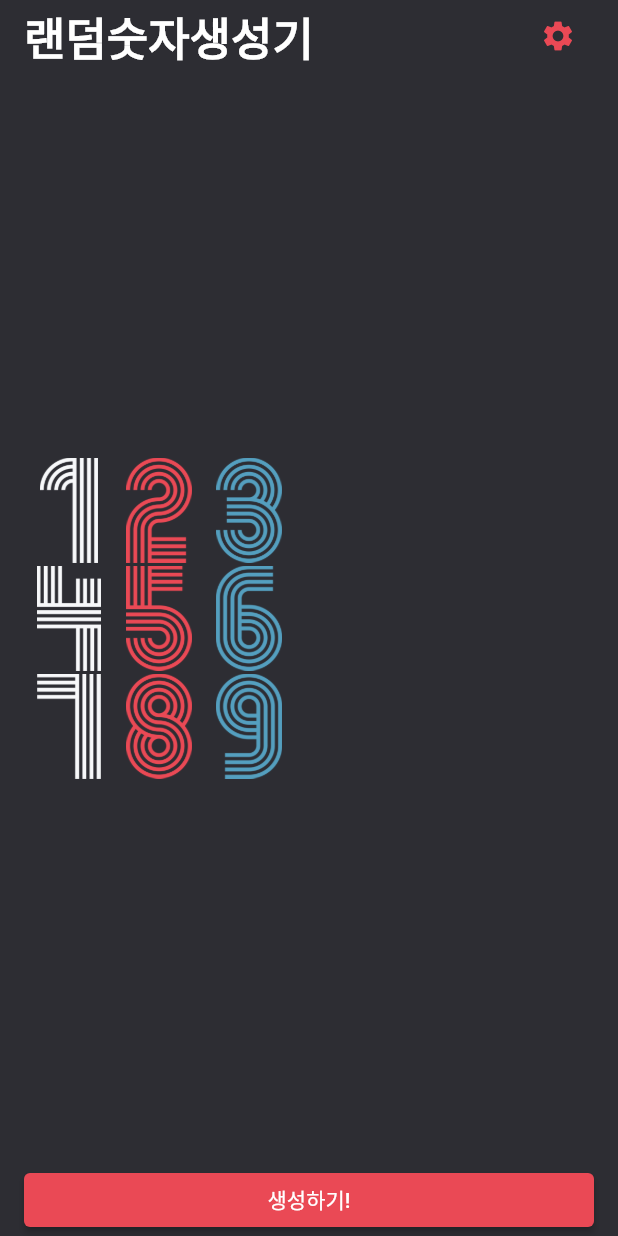
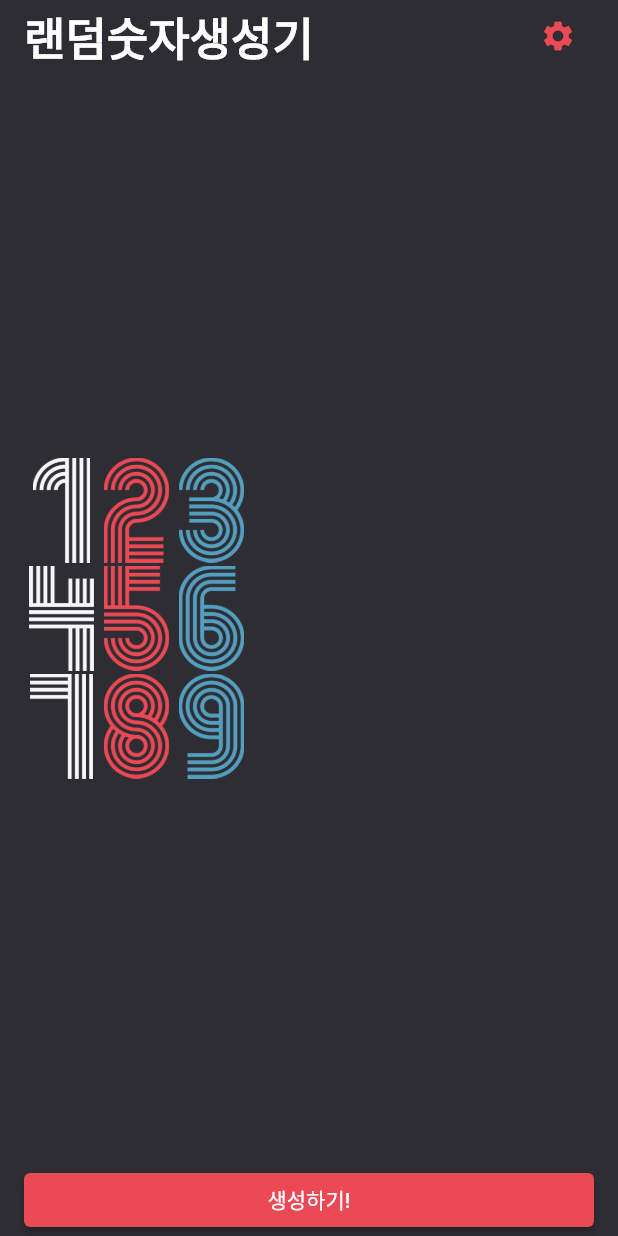
Before and after one commit to taeGnues/flutter_random_num_gener, a Flutter app: the screen it shows after launch, on a phone screen of 412 x 824 dp. Run offline on Flutter 3.47's test engine with Material 2 defaults, Android fonts, the light colour scheme and no system bars.

Commit message:
Make Components & complete

```diff
--- /dev/null
+++ b/lib/Component/number_row.dart
@@ -0,0 +1,24 @@
+import 'package:flutter/material.dart';
+
+class NumberRow extends StatelessWidget {
+  final int number;
+
+  const NumberRow({Key? key, required this.number}) : super(key: key);
+
+  @override
+  Widget build(BuildContext context) {
+    return Row(
+      children: number
+          .toString()
+          .split('')
+          .map(
+            (e) => Image.asset(
+              'asset/img/$e.png',
+              width: 50,
+              height: 70,
+            ),
+          )
+          .toList(),
+    );
+  }
+}
--- a/lib/screen/home_screen.dart
+++ b/lib/screen/home_screen.dart
@@ -1,6 +1,7 @@
 import 'dart:math';
 
 import 'package:flutter/material.dart';
+import 'package:random_number_create/Component/number_row.dart';
 import 'package:random_number_create/constant/color.dart';
 import 'package:random_number_create/screen/settings_screen.dart';
 
@@ -122,19 +123,7 @@ class _Body extends StatelessWidget {
             .map(
               (x) => Padding(
                 padding: EdgeInsets.only(bottom: x.key == 2 ? 0 : 2),
-                child: Row(
-                  children: x.value
-                      .toString()
-                      .split('')
-                      .map(
-                        (y) => Image.asset(
-                          'asset/img/$y.png',
-                          width: 60,
-                          height: 70,
-                        ),
-                      )
-                      .toList(),
-                ),
+                child: NumberRow(number: x.value),
               ),
             )
             .toList(),
```
Also changed, not shown: lib/screen/settings_screen.dart (+2 -14 lines).
